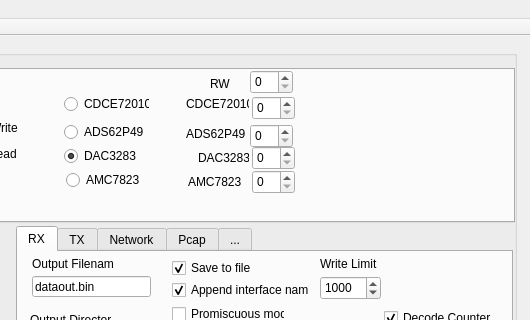
Old version of the form udar_controller.ui in the repository samprager/UDAR_GUI; both pictures show x 462 to 992 and y 0 to 320 of the 992 by 748 pixel window.
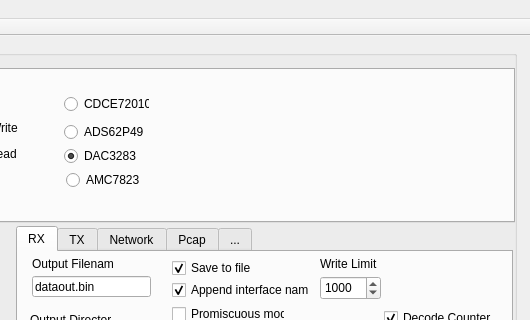
New version of the form. The open tabs and pages were chosen to show the change. Custom widgets are drawn as their Qt base class.

```diff
--- a/udar_controller.ui
+++ b/udar_controller.ui
@@ -616,166 +616,6 @@
         <string>Ch. B Delay</string>
        </property>
       </widget>
-      <widget class="QLabel" name="label_31">
-       <property name="geometry">
-        <rect>
-         <x>660</x>
-         <y>6</y>
-         <width>31</width>
-         <height>16</height>
-        </rect>
-       </property>
-       <property name="text">
-        <string>RW</string>
-       </property>
-      </widget>
-      <widget class="QSpinBox" name="fmc150RegisterRW_spinbox">
-       <property name="geometry">
-        <rect>
-         <x>700</x>
-         <y>0</y>
-         <width>43</width>
-         <height>24</height>
-        </rect>
-       </property>
-       <property name="readOnly">
-        <bool>false</bool>
-       </property>
-       <property name="maximum">
-        <number>1</number>
-       </property>
-       <property name="value">
-        <number>0</number>
-       </property>
-      </widget>
-      <widget class="QLabel" name="label_32">
-       <property name="geometry">
-        <rect>
-         <x>636</x>
-         <y>26</y>
-         <width>63</width>
-         <height>16</height>
-        </rect>
-       </property>
-       <property name="text">
-        <string>CDCE72010</string>
-       </property>
-      </widget>
-      <widget class="QSpinBox" name="fmc150_CDCE72010_spinbox">
-       <property name="geometry">
-        <rect>
-         <x>702</x>
-         <y>26</y>
-         <width>43</width>
-         <height>24</height>
-        </rect>
-       </property>
-       <property name="readOnly">
-        <bool>false</bool>
-       </property>
-       <property name="maximum">
-        <number>1</number>
-       </property>
-       <property name="value">
-        <number>0</number>
-       </property>
-      </widget>
-      <widget class="QLabel" name="label_33">
-       <property name="geometry">
-        <rect>
-         <x>636</x>
-         <y>56</y>
-         <width>63</width>
-         <height>16</height>
-        </rect>
-       </property>
-       <property name="text">
-        <string>ADS62P49</string>
-       </property>
-      </widget>
-      <widget class="QSpinBox" name="fmc150_ADS62P49_spinbox">
-       <property name="geometry">
-        <rect>
-         <x>700</x>
-         <y>54</y>
-         <width>43</width>
-         <height>24</height>
-        </rect>
-       </property>
-       <property name="readOnly">
-        <bool>false</bool>
-       </property>
-       <property name="maximum">
-        <number>1</number>
-       </property>
-       <property name="value">
-        <number>0</number>
-       </property>
-      </widget>
-      <widget class="QLabel" name="label_34">
-       <property name="geometry">
-        <rect>
-         <x>648</x>
-         <y>80</y>
-         <width>51</width>
-         <height>16</height>
-        </rect>
-       </property>
-       <property name="text">
-        <string>DAC3283</string>
-       </property>
-      </widget>
-      <widget class="QSpinBox" name="fmc150_DAC3283_spinbox">
-       <property name="geometry">
-        <rect>
-         <x>702</x>
-         <y>76</y>
-         <width>43</width>
-         <height>24</height>
-        </rect>
-       </property>
-       <property name="readOnly">
-        <bool>false</bool>
-       </property>
-       <property name="maximum">
-        <number>1</number>
-       </property>
-       <property name="value">
-        <number>0</number>
-       </property>
-      </widget>
-      <widget class="QLabel" name="label_35">
-       <property name="geometry">
-        <rect>
-         <x>638</x>
-         <y>104</y>
-         <width>63</width>
-         <height>16</height>
-        </rect>
-       </property>
-       <property name="text">
-        <string>AMC7823</string>
-       </property>
-      </widget>
-      <widget class="QSpinBox" name="fmc150_AMC7823_spinbox">
-       <property name="geometry">
-        <rect>
-         <x>702</x>
-         <y>100</y>
-         <width>43</width>
-         <height>24</height>
-        </rect>
-       </property>
-       <property name="readOnly">
-        <bool>false</bool>
-       </property>
-       <property name="maximum">
-        <number>1</number>
-       </property>
-       <property name="value">
-        <number>0</number>
-       </property>
-      </widget>
       <widget class="QRadioButton" name="fmc150_read_radioButton">
        <property name="geometry">
         <rect>
@@ -883,6 +723,96 @@
       <attribute name="title">
        <string>...</string>
       </attribute>
+      <widget class="QLineEdit" name="dec2hex_out">
+       <property name="geometry">
+        <rect>
+         <x>462</x>
+         <y>68</y>
+         <width>89</width>
+         <height>21</height>
+        </rect>
+       </property>
+       <property name="inputMethodHints">
+        <set>Qt::ImhFormattedNumbersOnly</set>
+       </property>
+       <property name="text">
+        <string>0</string>
+       </property>
+      </widget>
+      <widget class="QLineEdit" name="hex2dec_in">
+       <property name="geometry">
+        <rect>
+         <x>366</x>
+         <y>28</y>
+         <width>85</width>
+         <height>21</height>
+        </rect>
+       </property>
+       <property name="inputMethodHints">
+        <set>Qt::ImhFormattedNumbersOnly</set>
+       </property>
+       <property name="text">
+        <string>0</string>
+       </property>
+      </widget>
+      <widget class="QLineEdit" name="hex2dec_out">
+       <property name="geometry">
+        <rect>
+         <x>462</x>
+         <y>28</y>
+         <width>91</width>
+         <height>21</height>
+        </rect>
+       </property>
+       <property name="inputMethodHints">
+        <set>Qt::ImhDigitsOnly</set>
+       </property>
+       <property name="text">
+        <string>0</string>
+       </property>
+      </widget>
+      <widget class="QLineEdit" name="dec2hex_in">
+       <property name="geometry">
+        <rect>
+         <x>366</x>
+         <y>68</y>
+         <width>83</width>
+         <height>21</height>
+        </rect>
+       </property>
+       <property name="inputMethodHints">
+        <set>Qt::ImhDigitsOnly</set>
+       </property>
+       <property name="text">
+        <string>0</string>
+       </property>
+      </widget>
+      <widget class="QLabel" name="label_31">
+       <property name="geometry">
+        <rect>
+         <x>304</x>
+         <y>26</y>
+         <width>59</width>
+         <height>20</height>
+        </rect>
+       </property>
+       <property name="text">
+        <string>Hex to Dec</string>
+       </property>
+      </widget>
+      <widget class="QLabel" name="label_32">
+       <property name="geometry">
+        <rect>
+         <x>304</x>
+         <y>68</y>
+         <width>59</width>
+         <height>20</height>
+        </rect>
+       </property>
+       <property name="text">
+        <string>Dec to Hex</string>
+       </property>
+      </widget>
      </widget>
     </widget>
     <widget class="QTabWidget" name="tabWidget_c">
```
Left out of the diff: 2 changed lines with no effect on the pictures.
